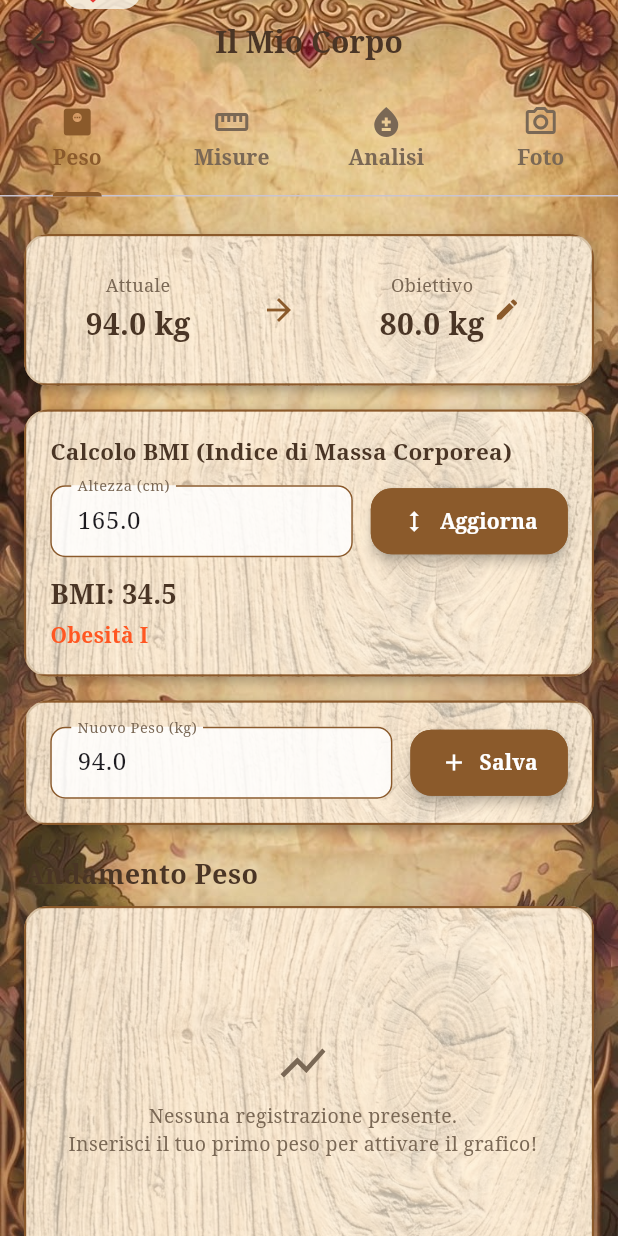
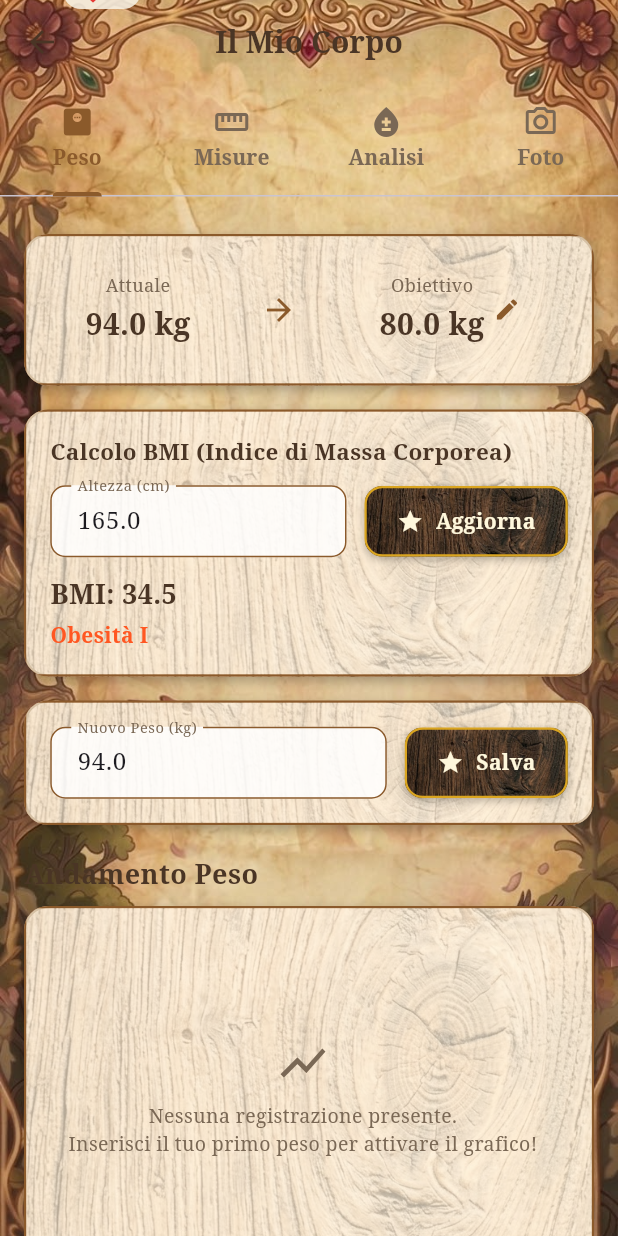
Before and after one commit to bozzochet/RipartoDaMe, a Flutter app: the IlMioCorpoScreen screen opened directly, on a phone screen of 412 x 824 dp. Run offline on Flutter 3.47's test engine with Material 3 defaults, Android fonts, the phone set to English and light mode, and no system bars; our stand-ins replace audioplayers, fl_chart, hive_flutter, image_picker; missing offline and left inert: gal; accounts and stored records are empty.

Commit message:
il mio corpo ora ha sottolineature in trama legno scuro

```diff
--- a/lib/screens/il_mio_corpo_screen.dart
+++ b/lib/screens/il_mio_corpo_screen.dart
@@ -74,6 +74,12 @@ class _IlMioCorpoScreenState extends State<IlMioCorpoScreen> with TickerProvider
 
     _mainTabController.addListener(() {
         if (!_mainTabController.indexIsChanging) {
+          setState(() {});
+        }
+    });
+
+    _measurementsTabController.addListener(() {
+        if (!_measurementsTabController.indexIsChanging) {
           setState(() {});
         }
     });
@@ -533,37 +539,54 @@ class _IlMioCorpoScreenState extends State<IlMioCorpoScreen> with TickerProvider
   // TAB 2: MISURE CORPOREE
   Widget _buildBodyMeasurementsTab() {
     final List<BodyMeasurementEntry> history = _storageService.getBodyMeasurementsHistory();
+    final tabs = ['Vita', 'Fianchi', 'Braccia', 'Gambe'];
+
+    // Leggiamo l'indice corrente dal TabController
+    final currentIndex = _measurementsTabController.index;
 
     return Column(
       children: [
-        Container(
-          margin: const EdgeInsets.symmetric(horizontal: 16.0, vertical: 8.0),
-          decoration: BoxDecoration(
+        // Menu orizzontale con CozyButton per il tab attivo e bottoni chiari per gli inattivi
+        Padding(
+          padding: const EdgeInsets.symmetric(horizontal: 16.0, vertical: 8.0),
+          child: Row(
+            children: List.generate(tabs.length, (index) {
+                final isSelected = currentIndex == index;
+                return Expanded(
+                  child: Padding(
+                    padding: const EdgeInsets.symmetric(horizontal: 4.0),
+                    child: isSelected
+                    ? CozyButton(
+                      text: tabs[index],
+                      onPressed: () {
+                        _measurementsTabController.animateTo(index);
+                      },
+                    )
+                    : OutlinedButton(
+                      style: OutlinedButton.styleFrom(
+                        foregroundColor: const Color(0xFF5C4033),
+                        backgroundColor: const Color(0xFFE8D3B4), // Tonalità pergamena/legno chiaro
+                        side: const BorderSide(color: Color(0xFF8B5A2B), width: 1.2),
+                        padding: const EdgeInsets.symmetric(vertical: 12),
+                        shape: RoundedRectangleBorder(
                           borderRadius: BorderRadius.circular(12),
-            gradient: const LinearGradient(
-              colors: [Color(0xFFE8D3B4), Color(0xFFD2B48C)],
-              begin: Alignment.topLeft,
-              end: Alignment.bottomRight,
                         ),
-            border: Border.all(color: const Color(0xFF8B5A2B), width: 1.5),
-            boxShadow: const [BoxShadow(color: Colors.black12, blurRadius: 4, offset: Offset(0, 2))],
                       ),
-          child: TabBar(
-            controller: _measurementsTabController,
-            indicator: BoxDecoration(
-              borderRadius: BorderRadius.circular(10),
-              color: const Color(0xFF5C4033),
-              border: Border.all(color: const Color(0xFFDAA520), width: 1.5),
+                      onPressed: () {
+                        _measurementsTabController.animateTo(index);
+                      },
+                      child: Text(
+                        tabs[index],
+                        style: const TextStyle(
+                          fontFamily: 'Serif',
+                          fontWeight: FontWeight.bold,
+                          fontSize: 13,
                         ),
-            labelColor: const Color(0xFFFFF8DC),
-            unselectedLabelColor: const Color(0xFF5C4033),
-            labelStyle: const TextStyle(fontWeight: FontWeight.bold, fontSize: 13, fontFamily: 'Serif'),
-            tabs: const [
-              Tab(text: 'Vita'),
-              Tab(text: 'Fianchi'),
-              Tab(text: 'Braccia'),
-              Tab(text: 'Gambe'),
-            ],
+                      ),
+                    ),
+                  ),
+                );
+            }),
           ),
         ),
         Expanded(
--- a/lib/widgets/cozy_widgets.dart
+++ b/lib/widgets/cozy_widgets.dart
@@ -4,12 +4,13 @@ import '../theme/cozy_styles.dart';
 import '../widgets/avatar_view.dart';
 import '../models/user_model.dart';
 
-/// 1. PULSANTE STILE LEGNO / PERGAMENA
+/// 1. PULSANTE CON TRAMA LEGNO SCURO E BORDO DORATO
 class CozyButton extends StatelessWidget {
   final String text;
   final VoidCallback? onPressed;
   final IconData? icon;
   final bool isSecondary;
+  final String woodAsset; // Permette di specificare la trama (default: legno scuro)
 
   const CozyButton({
       super.key,
@@ -17,34 +18,34 @@ class CozyButton extends StatelessWidget {
       this.onPressed,
       this.icon,
       this.isSecondary = false,
+      this.woodAsset = 'assets/images/wood_texture_dark.png', // Trama in legno scuro di default
   });
 
   @override
   Widget build(BuildContext context) {
     final bool isDisabled = onPressed == null;
 
-    return ElevatedButton(
-      style: ElevatedButton.styleFrom(
-        backgroundColor: isDisabled
-            ? AppColors.disabled
-            : (isSecondary ? AppColors.surface : AppColors.woodAccent),
-        foregroundColor: isSecondary ? AppColors.textPrimary : Colors.white,
-        elevation: isSecondary ? 0 : 3,
+    // Se è un bottone secondario, manteniamo lo stile pergamena pulito/chiaro
+    if (isSecondary) {
+      return Opacity(
+        opacity: isDisabled ? 0.6 : 1.0,
+        child: OutlinedButton(
+          style: OutlinedButton.styleFrom(
+            foregroundColor: AppColors.textPrimary,
+            backgroundColor: AppColors.surface,
+            side: const BorderSide(color: AppColors.border, width: 1.5),
             padding: const EdgeInsets.symmetric(horizontal: 20, vertical: 12),
             shape: RoundedRectangleBorder(
-          borderRadius: BorderRadius.circular(14),
-          side: BorderSide(
-            color: isSecondary ? AppColors.border : AppColors.woodAccent,
-            width: 1.5,
-          ),
+              borderRadius: BorderRadius.circular(12),
             ),
           ),
           onPressed: onPressed,
           child: Row(
             mainAxisSize: MainAxisSize.min,
+            mainAxisAlignment: MainAxisAlignment.center,
             children: [
               if (icon != null) ...[
-            Icon(icon, size: 18),
+                Icon(icon, size: 18, color: AppColors.textPrimary),
                 const SizedBox(width: 8),
               ],
               Text(
@@ -55,6 +56,62 @@ class CozyButton extends StatelessWidget {
                 ),
               ),
             ],
+          ),
+        ),
+      );
+    }
+
+    // Bottone principale: Trama in legno scuro e bordo dorato stile RPG
+    return Opacity(
+      opacity: isDisabled ? 0.6 : 1.0,
+      child: Container(
+        decoration: BoxDecoration(
+          image: DecorationImage(
+            image: AssetImage(woodAsset),
+            fit: BoxFit.cover,
+          ),
+          borderRadius: BorderRadius.circular(12),
+          border: Border.all(
+            color: const Color(0xFFDAA520), // Bordo dorato
+            width: 1.5,
+          ),
+          boxShadow: const [
+            BoxShadow(
+              color: Colors.black26,
+              blurRadius: 4,
+              offset: Offset(0, 2),
+            ),
+          ],
+        ),
+        child: Material(
+          color: Colors.transparent,
+          child: InkWell(
+            onTap: onPressed,
+            borderRadius: BorderRadius.circular(12),
+            child: Padding(
+              padding: const EdgeInsets.symmetric(horizontal: 20, vertical: 12),
+              child: Row(
+                mainAxisSize: MainAxisSize.min,
+                mainAxisAlignment: MainAxisAlignment.center,
+                children: [
+                  if (icon != null) ...[
+                    const Icon(Icons.star, color: Color(0xFFFFF8DC), size: 18), // o l'icona passata
+                    const SizedBox(width: 8),
+                  ],
+                  Text(
+                    text,
+                    style: const TextStyle(
+                      fontFamily: 'Serif',
+                      fontWeight: FontWeight.bold,
+                      color: Color(0xFFFFF8DC), // Testo color panna/oro chiaro
+                      fontSize: 14,
+                    ),
+                  ),
+                ],
+              ),
+            ),
+          ),
+        ),
       ),
     );
   }
```
Lines whose indentation alone changed are shown as unchanged.
